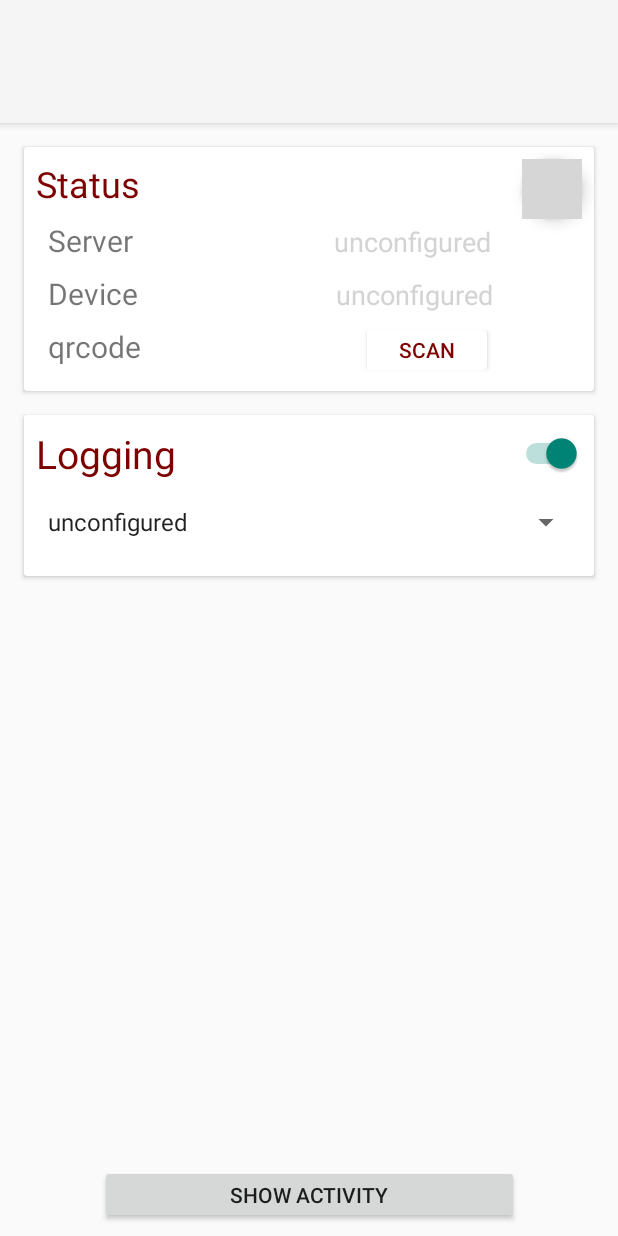
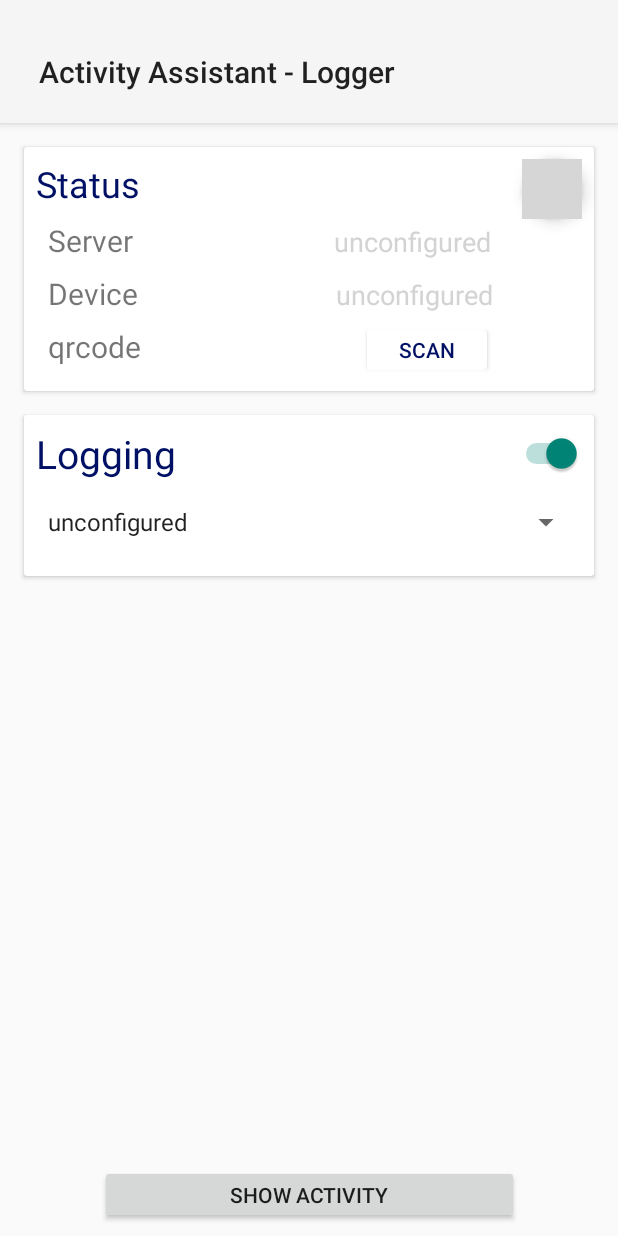
Before and after one commit to tcsvn/activity-assistant-logger, an Android app: the screen it shows after launch (MainActivity), after a tap on "Logging", on a phone screen of 412 x 824 dp. Run offline under Robolectric (Android 15) with nearby library versions, the phone set to English and light mode, and no system bars; 2 statements that could not run were skipped; grey boxes are pictures that could not be loaded.

Commit message:
changed color theme and made web requests work with javarx

```diff
--- a/app/src/main/java/com/example/activity_assistant_logger/ActivityFileHandler.java
+++ b/app/src/main/java/com/example/activity_assistant_logger/ActivityFileHandler.java
@@ -25,6 +25,7 @@ public class ActivityFileHandler {
     final private String DATE_FORMAT="dd-MM-yyy HH:mm:ss";
     final private SimpleDateFormat dataFormat;
     private boolean isFirstWrite;
+
     public ActivityFileHandler(Context appContext){
         this.dataFormat = new SimpleDateFormat(DATE_FORMAT, Locale.US);
         this.isFirstWrite = isFirstWrite(appContext);
@@ -35,6 +36,7 @@ public class ActivityFileHandler {
                 Calendar.getInstance().getTime()
         );
     }
+
     public boolean isFirstWrite(Context appContext){
         File file = new File(ACTIVITY_FILE_NAME);
         return !file.exists();
@@ -62,9 +64,6 @@ public class ActivityFileHandler {
     public void setActivityFile(Context appContext, StringBuffer sbf) throws IOException {
     }
 
-    //public File getActivityFile(){
-    //    return new File();
-    //}
     public boolean deleteActivityFile(Context appContext){
         return appContext.deleteFile(ACTIVITY_FILE_NAME);
     }
--- a/app/src/main/java/com/example/activity_assistant_logger/Controller.java
+++ b/app/src/main/java/com/example/activity_assistant_logger/Controller.java
@@ -43,8 +43,16 @@ public class Controller {
         this.mainact = mainact;
         this.data = new ConfigHandler();
         this.activityFile = new ActivityFileHandler(mainact.getApplicationContext());
+
         if (data.configExists(mainact.getApplicationContext())) {
-            // load config
+            loadFromConfig();
+        } else {
+            resetConfig();
+        }
+    }
+
+//__Methods__---------------------------------------------------------------------------------------
+    private void loadFromConfig(){
          try {
             this.actAssist = data.loadActAssistFromFile(mainact.getApplicationContext(), this);
         } catch (JSONException e) {
@@ -57,18 +65,15 @@ public class Controller {
         mainact.setServerStatus(SERVER_STATUS_OFFLINE);
         mainact.setDeviceStatus(DEVICE_STATUS_REGISTERED);
         this.deviceState = DEVICE_STATUS_REGISTERED;
-        } else {
-            // set inital values
+    }
+
+    private void resetConfig(){
         this.actAssist = null;
         mainact.setServerStatus(SERVER_STATUS_UNCONFIGURED);
         mainact.setDeviceStatus(DEVICE_STATUS_UNCONFIGURED);
         this.deviceState = DEVICE_STATUS_UNCONFIGURED;
         mainact.setSwitchLogging(false);
         mainact.resetSpinnerLists();
-        }
-        // DEBUG SET
-        boolean tmp = this.activityFile.deleteActivityFile(mainact.getApplicationContext());
-        boolean tmp2 = activityFile.isFirstWrite(mainact.getApplicationContext());
     }
 
 //__GETTER/SETTER__---------------------------------------------------------------------------------
@@ -103,6 +108,18 @@ public class Controller {
     }
 
 //__GUI Callbacks__---------------------------------------------------------------------------------
+    public void onCreate(){
+        // executed when main activity starts
+        mainact.resetSpinnerLists();
+        // START DEBUG
+        // code to manually delete config file
+        //File dir = getFilesDir();
+        //File file = new File(dir, CONNECTION_FILE_NAME);
+        //boolean deleted = file.delete();
+        //System.exit(0);
+        // END DEBUG
+    }
+
     public void switchLoggingToggled(boolean turnedOn){
         /** log activity to file if an experiment is conducted
          *
@@ -222,8 +239,17 @@ public class Controller {
          * */
         if (this.deviceState.equals(DEVICE_STATUS_REGISTERED)){
             // todo make a ping request
-            this.actAssist.getSmartphoneAPI();
-            this.actAssist.getActivitiesAPI();
+            actAssist.getSmartphoneAPI();
+            actAssist.getActivitiesAPI();
+            try {
+                // TODO do this when the activities where received from server
+                data.dumpActAssistToFile(
+                        mainact.getApplicationContext(),
+                        actAssist);
+            }catch (Exception e){
+                // TODO do sth if this fails
+
             }
         }
     }
+}
--- a/app/src/main/java/com/example/activity_assistant_logger/MainActivity.java
+++ b/app/src/main/java/com/example/activity_assistant_logger/MainActivity.java
@@ -1,5 +1,8 @@
 package com.example.activity_assistant_logger;
 
+import android.app.Notification;
+import android.app.NotificationChannel;
+import android.app.NotificationManager;
 import android.app.PendingIntent;
 import android.content.Intent;
 import android.content.pm.PackageManager;
@@ -39,11 +42,11 @@ public class MainActivity extends AppCompatActivity implements MySpinner.OnItemS
     MySpinner mySpinner_activity;
     private Switch switch_logging;
     private String device_status;
+    private String CHANNEL_ID = "0";
     private String server_status;
     private Runnable runnable_check_server_status;
-    private NotificationManagerCompat notificationManager;
     private static final int PERMISSION_REQUEST_CODE=200;
-    public static final String SPINNER_INITIAL_VAL="unconfigured";
+    public static final String SPINNER_INITIAL_VAL = "unconfigured";
     private Controller controller;
 
     @Override
@@ -51,7 +54,7 @@ public class MainActivity extends AppCompatActivity implements MySpinner.OnItemS
         super.onCreate(savedInstanceState);
         setContentView(R.layout.activity_main);
         Toolbar toolbar = findViewById(R.id.toolbar);
-        //setSupportActionBar(toolbar);
+        setSupportActionBar(toolbar);
 
         qrcode_scan = findViewById(R.id.btn_scan_qrcode);
         qrcode_text = findViewById(R.id.textView_qrcode);
@@ -60,34 +63,20 @@ public class MainActivity extends AppCompatActivity implements MySpinner.OnItemS
 
         switch_logging = findViewById(R.id.switch_logging);
         mySpinner_activity = findViewById(R.id.spinner_activity);
-        resetSpinnerLists();
         mySpinner_activity.setOnItemSelectedListener(this);
 
-        // START DEBUG
-        // code to manually delete config file
-        //File dir = getFilesDir();
-        //File file = new File(dir, CONNECTION_FILE_NAME);
-        //boolean deleted = file.delete();
-        //System.exit(0);
-        // END DEBUG
+        createNotificationChannel();
         this.requestPermissions();
-        this.controller = new Controller(MainActivity.this);
+        controller = new Controller(MainActivity.this);
+        controller.onCreate();
     }
 
     private void requestPermissions(){
         if(ActivityCompat.checkSelfPermission(MainActivity.this, INTERNET)
                 != PackageManager.PERMISSION_GRANTED){
-            System.out.println("------------");
-            System.out.println("went here0");
-            System.out.println("------------");
             ActivityCompat.requestPermissions(MainActivity.this,
                     new String[]{INTERNET},
                     PERMISSION_REQUEST_CODE);
-        }
-        else{
-            System.out.println("------------");
-            System.out.println("went here01");
-            System.out.println("------------");
         }
 
         ActivityCompat.requestPermissions(MainActivity.this,
@@ -97,28 +86,41 @@ public class MainActivity extends AppCompatActivity implements MySpinner.OnItemS
 
 //__Notification__----------------------------------------------------------------------------------
     public void createNotification(){
-        // define notification
-        String temp_text = getSelectedActivity() + " are currently logged to API";
-        NotificationCompat.Builder mBuilder = new NotificationCompat.Builder(this)
-                .setContentTitle("Activity-assistant Logger")
-                .setContentText(temp_text)
-                .setOngoing(true)
-                .setPriority(NotificationCompat.PRIORITY_DEFAULT);
-                //.setSmallIcon(R.drawable.ic_brain)
-
         // define click behaviour
         Intent intent = new Intent(this, MainActivity.class);
         PendingIntent contentIntent = PendingIntent.getActivity(this, 0,
                 intent, PendingIntent.FLAG_IMMUTABLE);
-        mBuilder.setContentIntent(contentIntent);
+
+        // define notification
+        String temp_text = getSelectedActivity() + getString(R.string.notification_text);
+        NotificationCompat.Builder builder = new NotificationCompat.Builder(this, CHANNEL_ID)
+                .setSmallIcon(R.drawable.ic_baseline_account_circle_24)
+                .setContentTitle(getString(R.string.notification_title))
+                .setContentText(temp_text)
+                .setOngoing(true)
+                .setPriority(NotificationCompat.PRIORITY_DEFAULT)
+                .setContentIntent(contentIntent);
 
         // publish notification
+        NotificationManagerCompat notificationManager = NotificationManagerCompat.from(this);
         notificationManager = NotificationManagerCompat.from(this);
-        notificationManager.notify(0,mBuilder.build());
+        notificationManager.notify(0,builder.build());
+    }
+
+    public void createNotificationChannel(){
+        // create notificationchannel
+        CharSequence name = getString(R.string.channel_name);
+        String desc = getString(R.string.channel_description);
+        int importance = NotificationManager.IMPORTANCE_DEFAULT;
+        NotificationChannel channel = new NotificationChannel(CHANNEL_ID, name, importance);
+        channel.setDescription(desc);
+        NotificationManager notificationManager = getSystemService(NotificationManager.class);
+        notificationManager.createNotificationChannel(channel);
     }
 
     public void removeNotification(){
         try {
+            NotificationManagerCompat notificationManager = NotificationManagerCompat.from(this);
             notificationManager.cancel(0);
         }
         catch (Exception e){ }
@@ -174,8 +176,8 @@ public class MainActivity extends AppCompatActivity implements MySpinner.OnItemS
     public boolean getSwitchChecked(){
         return switch_logging.isChecked();
     }
+
 //__Spinner__--------------------------------------------------------------------------------------
-//
     public void reloadSpinners(){
         setReloadSpinnerActivity(mySpinner_activity.getItemList());
     }
@@ -217,6 +219,7 @@ public class MainActivity extends AppCompatActivity implements MySpinner.OnItemS
     public void btnShowActFileView(View view){
         controller.onBtnShowActFileView();
     }
+
     public void btnSynchronize(View view){
         controller.onBtnSynchronize();
     }
--- /dev/null
+++ b/app/src/main/res/drawable/ic_baseline_account_circle_24.xml
@@ -0,0 +1,10 @@
+<vector xmlns:android="http://schemas.android.com/apk/res/android"
+    android:width="24dp"
+    android:height="24dp"
+    android:viewportWidth="24"
+    android:viewportHeight="24"
+    android:tint="?attr/colorControlNormal">
+  <path
+      android:fillColor="@android:color/white"
+      android:pathData="M12,2C6.48,2 2,6.48 2,12s4.48,10 10,10 10,-4.48 10,-10S17.52,2 12,2zM12,5c1.66,0 3,1.34 3,3s-1.34,3 -3,3 -3,-1.34 -3,-3 1.34,-3 3,-3zM12,19.2c-2.5,0 -4.71,-1.28 -6,-3.22 0.03,-1.99 4,-3.08 6,-3.08 1.99,0 5.97,1.09 6,3.08 -1.29,1.94 -3.5,3.22 -6,3.22z"/>
+</vector>
--- a/app/src/main/res/values/colors.xml
+++ b/app/src/main/res/values/colors.xml
@@ -1,11 +1,12 @@
 <!-- https://material.io/resources/color/#!/?view.left=0&view.right=0&primary.color=283593&secondary.color=FFB74D-->
+<!--?xml version="1.0" encoding="UTF-8"?-->
 <resources>
-<color name="primaryColor">#b71c1c</color>
-<color name="primaryLightColor">#f05545</color>
-<color name="primaryDarkColor">#7f0000</color>
-<color name="secondaryColor">#3e2723</color>
-<color name="secondaryLightColor">#6a4f4b</color>
-<color name="secondaryDarkColor">#1b0000</color>
-<color name="primaryTextColor">#000000</color>
+<color name="primaryColor">#283593</color>
+<color name="primaryLightColor">#5f5fc4</color>
+<color name="primaryDarkColor">#001064</color>
+<color name="secondaryColor">#b71c1c</color>
+<color name="secondaryLightColor">#f05545</color>
+<color name="secondaryDarkColor">#7f0000</color>
+<color name="primaryTextColor">#ffffff</color>
 <color name="secondaryTextColor">#ffffff</color>
 </resources>
```
Also changed, not shown: app/build.gradle (+5 -5 lines), app/src/main/java/com/example/activity_assistant_logger/ConfigHandler.java (+42 -28 lines), app/src/main/java/com/example/activity_assistant_logger/actassistapi/ActAssistApi.java (+48 -30 lines), app/src/main/java/com/example/activity_assistant_logger/actassistapi/ApiService.java (+6 -7 lines), app/src/main/res/values/strings.xml (+5 -89 lines). Lines whose indentation alone changed are shown as unchanged.
